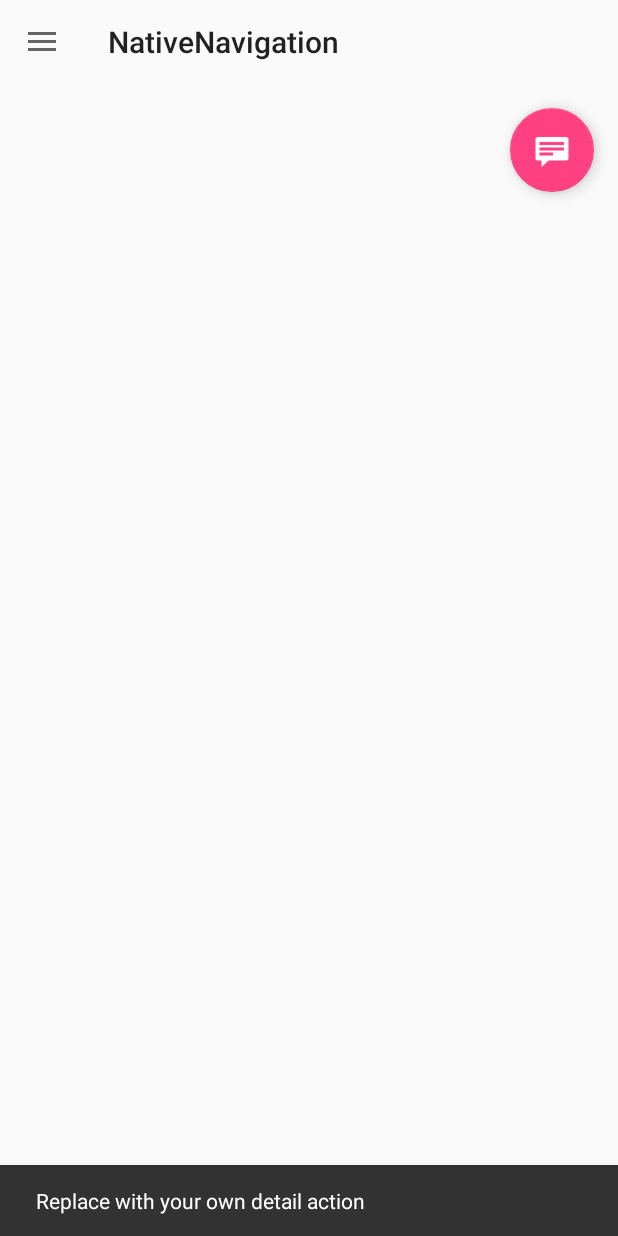
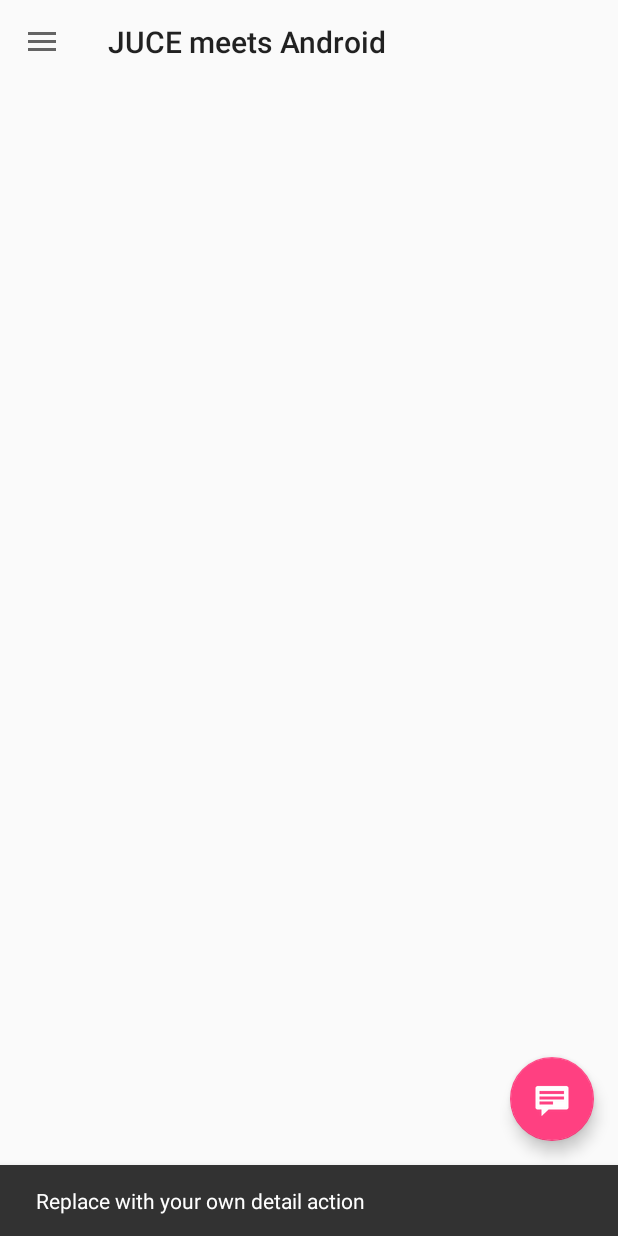
Before and after one commit to adamski/juce-native-navigation, an Android app: the screen it shows after launch (JuceActivity), after a tap on an icon or button, on a phone screen of 412 x 824 dp. Run offline under Robolectric (Android 15) with nearby library versions, the phone set to English and light mode, and no system bars; 5 statements that could not run were skipped.

Commit message:
add new build files

```diff
--- a/Builds/AndroidStudio/app/src/main/java/com/codegarden/nativenavigation/JuceActivity.java
+++ b/Builds/AndroidStudio/app/src/main/java/com/codegarden/nativenavigation/JuceActivity.java
@@ -89,6 +89,9 @@ public class JuceActivity   extends AppCompatActivity
     //==============================================================================
 
     private List<Message> messages;
+    private String drawerTitle = "Messages";
+    private StringBuilder messageTitle;
+    private DrawerLayout drawerLayout;
 
     private void initialiseData() {
         Gson gson = new Gson();
@@ -100,13 +103,19 @@ public class JuceActivity   extends AppCompatActivity
         messages = gson.fromJson(json, collectionType);
     }
 
-    public static native void setMessage (String title, String message);
+    public static native void setMessage (String message);
 
     public static String getJsonData()
     {
         return new String(getJsonDataBytes(), Charset.forName("UTF-8"));
     }
     private static native byte[] getJsonDataBytes();
+
+    public static String getMessageTitle()
+    {
+        return new String(getMessageTitleBytes(), Charset.forName("UTF-8"));
+    }
+    private static native byte[] getMessageTitleBytes();
 
     @Override
     public void onCreate (Bundle savedInstanceState)
@@ -120,12 +129,12 @@ public class JuceActivity   extends AppCompatActivity
         // -- Custom native UI
         setContentView(R.layout.main_activity);
         LinearLayout juceViewContainer = (LinearLayout) findViewById(R.id.juce_view_container);
-        juceViewContainer.removeAllViews();
         juceViewContainer.addView(viewHolder);
-//        AppBarLayout appBarLayout = (AppBarLayout) findViewById(R.id.app_bar);
-//        appBarLayout.setExpanded(false, false);
 
-        Toolbar toolbar = (Toolbar) findViewById(R.id.detail_toolbar);
+        final Toolbar toolbar = (Toolbar) findViewById(R.id.detail_toolbar);
+        messageTitle = new StringBuilder();
+        messageTitle.append("JUCE meets Android");
+        toolbar.setTitle(messageTitle);
         setSupportActionBar(toolbar);
 
         FloatingActionButton fab = (FloatingActionButton) findViewById(R.id.fab);
@@ -137,26 +146,32 @@ public class JuceActivity   extends AppCompatActivity
             }
         });
 
-        // Show the Up button in the action bar.
-        //getSupportActionBar().setDisplayHomeAsUpEnabled(true);
-
         initialiseData();
         RecyclerView recyclerView = (RecyclerView)findViewById(R.id.left_drawer);
         LinearLayoutManager llm = new LinearLayoutManager(this);
         recyclerView.setLayoutManager(llm);
 
-        MessageListAdapter adapter = new MessageListAdapter(messages);
-        recyclerView.setAdapter(adapter);
 
-        DrawerLayout drawer = (DrawerLayout) findViewById(R.id.drawer_layout);
+        drawerLayout = (DrawerLayout) findViewById(R.id.drawer_layout);
         ActionBarDrawerToggle toggle = new ActionBarDrawerToggle(
-                this, drawer, toolbar, R.string.navigation_drawer_open, R.string.navigation_drawer_close);
-        drawer.setDrawerListener(toggle);
+                this, drawerLayout, toolbar, R.string.navigation_drawer_open, R.string.navigation_drawer_close)
+        {
+            public void onDrawerClosed(View view) {
+                toolbar.setTitle(messageTitle);
+            }
+
+            public void onDrawerOpened(View drawerView) {
+                toolbar.setTitle(drawerTitle);
+            }
+        };
+        drawerLayout.setDrawerListener(toggle);
         toggle.syncState();
 
+        MessageListAdapter adapter = new MessageListAdapter(messages, messageTitle, drawerLayout);
+        recyclerView.setAdapter(adapter);
         //--------------------------------------
 
-        setVolumeControlStream (AudioManager.STREAM_MUSIC);
+        setVolumeControlStream(AudioManager.STREAM_MUSIC);
     }
 
     @Override
--- a/Builds/AndroidStudio/app/src/main/java/com/codegarden/nativenavigation/MessageListAdapter.java
+++ b/Builds/AndroidStudio/app/src/main/java/com/codegarden/nativenavigation/MessageListAdapter.java
@@ -2,6 +2,7 @@ package com.codegarden.nativenavigation;
 
 import android.support.v4.widget.DrawerLayout;
 import android.support.v7.widget.RecyclerView;
+import android.support.v7.widget.Toolbar;
 import android.util.Log;
 import android.view.LayoutInflater;
 import android.view.View;
@@ -17,10 +18,13 @@ public class MessageListAdapter extends RecyclerView.Adapter<MessageListAdapter.
 
     static List<Message> messages;
     private static ClickListener clickListener;
-    private DrawerLayout drawerLayout;
+    private static StringBuilder messageTitle;
+    private static DrawerLayout drawerLayout;
 
-    MessageListAdapter(List<Message> messages){
+    MessageListAdapter(List<Message> messages, StringBuilder messageTitle, DrawerLayout drawerLayout){
         this.messages = messages;
+        this.messageTitle = messageTitle;
+        this.drawerLayout = drawerLayout;
     }
 
     public void setOnItemClickListener(ClickListener clickListener) {
@@ -78,9 +82,11 @@ public class MessageListAdapter extends RecyclerView.Adapter<MessageListAdapter.
         public void onClick(View view) {
             //clickListener.onItemClick(getPosition(), view);
             Log.d("MessageListAdapter", "row " + getAdapterPosition() + " clicked");
-            JuceActivity.setMessage(messages.get(getAdapterPosition()).title, messages.get(getAdapterPosition()).message);
-
-//            drawerLayout.closeDrawers();
+            JuceActivity.setMessage(messages.get(getAdapterPosition()).message);
+            JuceActivity.setMessage("My new message");
+            messageTitle.setLength(0);
+            messageTitle.append(messages.get(getAdapterPosition()).title);
+            drawerLayout.closeDrawers();
         }
     }
 
--- a/Builds/AndroidStudio/app/src/main/res/layout/main_activity.xml
+++ b/Builds/AndroidStudio/app/src/main/res/layout/main_activity.xml
@@ -41,7 +41,7 @@
                 android:layout_width="wrap_content" android:layout_height="wrap_content"
                 android:layout_gravity="center_vertical|start" android:layout_margin="@dimen/fab_margin"
                 android:src="@android:drawable/stat_notify_chat"
-                app:layout_anchor="@+id/juce_view_container" app:layout_anchorGravity="top|end" />
+                app:layout_anchor="@+id/juce_view_container" app:layout_anchorGravity="bottom|end" />
 
         </android.support.design.widget.CoordinatorLayout>
 
```
Also changed, not shown: 16 other files.
